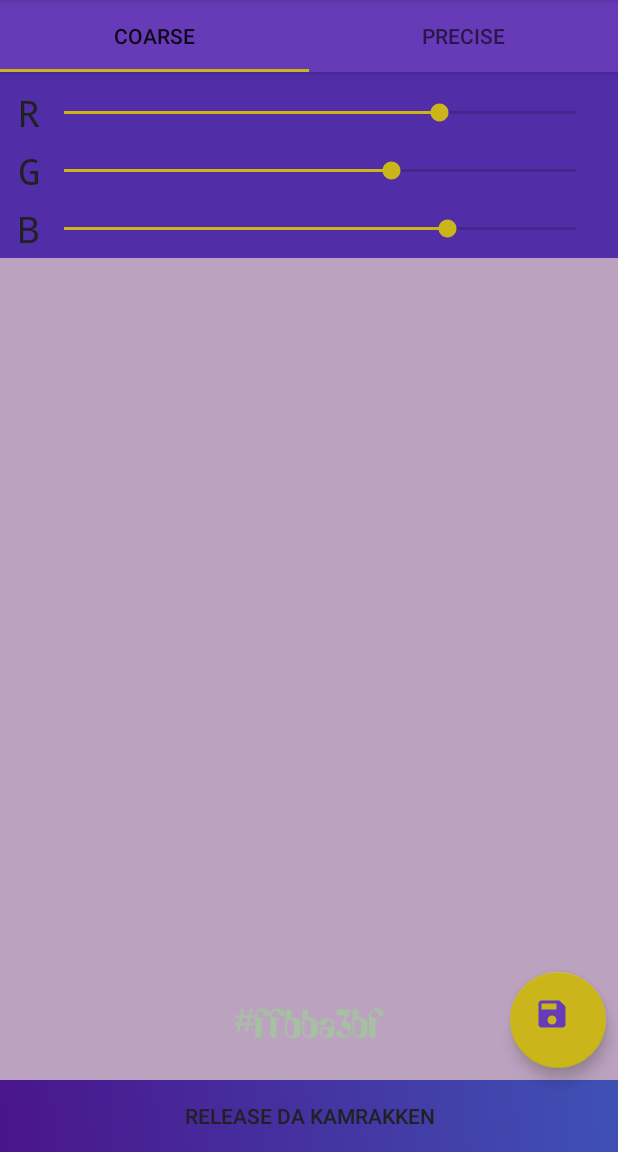
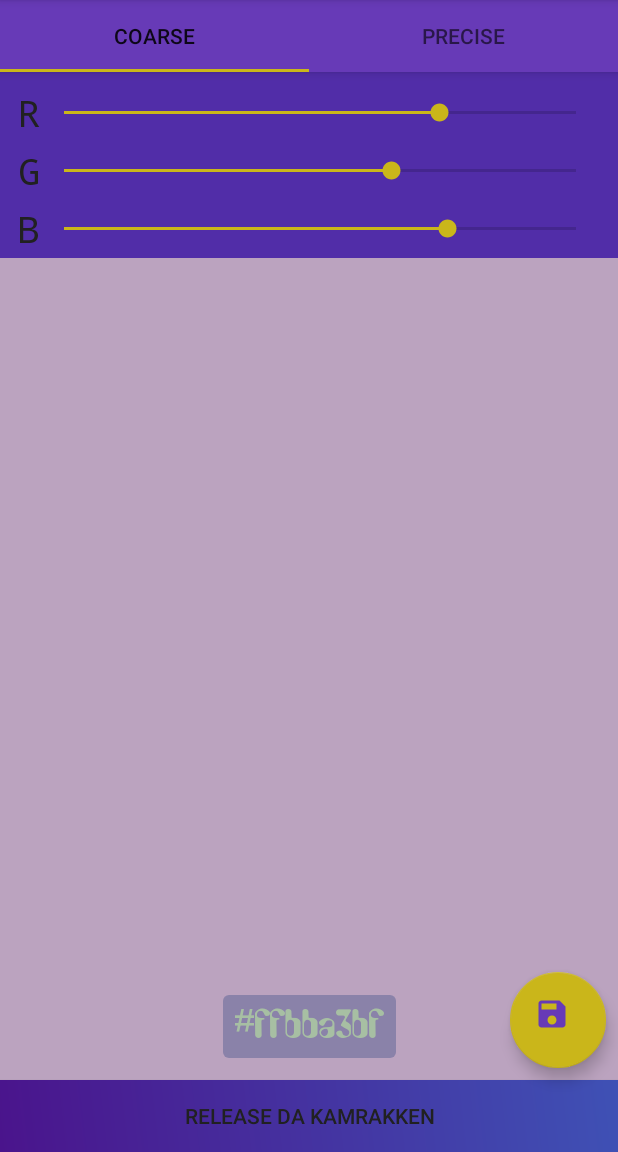
Before and after one commit to simo-andreev/Colourizmus, an Android app: the ColourCreationActivity screen opened directly, with no data from a screen before it, on a phone screen of 412 x 824 dp, the part 84-1236 px from its top. Run offline under Robolectric (Android 15) with nearby library versions, the phone set to English and light mode, and no system bars; our stand-ins replace CircleImageView, Room's generated code.

Commit message:
feature: [0000001] - add background to preview so it is actually *visible*... ish ... on near-white, nead-black and mid-value colours.

```diff
--- a/app/src/main/java/bg/o/sim/colourizmus/view/ColourCreationActivity.kt
+++ b/app/src/main/java/bg/o/sim/colourizmus/view/ColourCreationActivity.kt
@@ -104,8 +104,7 @@ class ColourCreationActivity : AppCompatActivity() {
 
     override fun onActivityResult(requestCode: Int, resultCode: Int, data: Intent) {
         when (requestCode) {
-            REQUEST_IMAGE_CAPTURE ->
-                if (resultCode == RESULT_OK) {
+            REQUEST_IMAGE_CAPTURE -> if (resultCode == RESULT_OK) {
                 val showPicResult = Intent(this, ColourDetailsActivity::class.java)
                 showPicResult.putExtra(EXTRA_PICTURE_URI, mImageUri)
                 showPicResult.putExtra(EXTRA_PICTURE_THUMB, data.extras["data"] as Bitmap)
--- /dev/null
+++ b/app/src/main/res/drawable/square_round_corners.xml
@@ -0,0 +1,11 @@
+<?xml version="1.0" encoding="utf-8"?>
+<shape android:shape="rectangle"
+    xmlns:android="http://schemas.android.com/apk/res/android">
+
+    <solid android:color="#90666999"/>
+    <corners android:topLeftRadius="4dp"
+        android:topRightRadius="4dp"
+        android:bottomLeftRadius="4dp"
+        android:bottomRightRadius="4dp"/>
+
+</shape>
--- a/app/src/main/res/layout/activity_main.xml
+++ b/app/src/main/res/layout/activity_main.xml
@@ -43,6 +43,8 @@
         android:layout_width="wrap_content"
         android:layout_height="wrap_content"
         android:textSize="@dimen/text_large"
+        android:padding="@dimen/spacing_small"
+        android:background="@drawable/square_round_corners"
         tools:text="#AABBCC"
         android:fontFamily="@font/asimov"
         android:textAllCaps="true"
```
Lines whose indentation alone changed are shown as unchanged.
